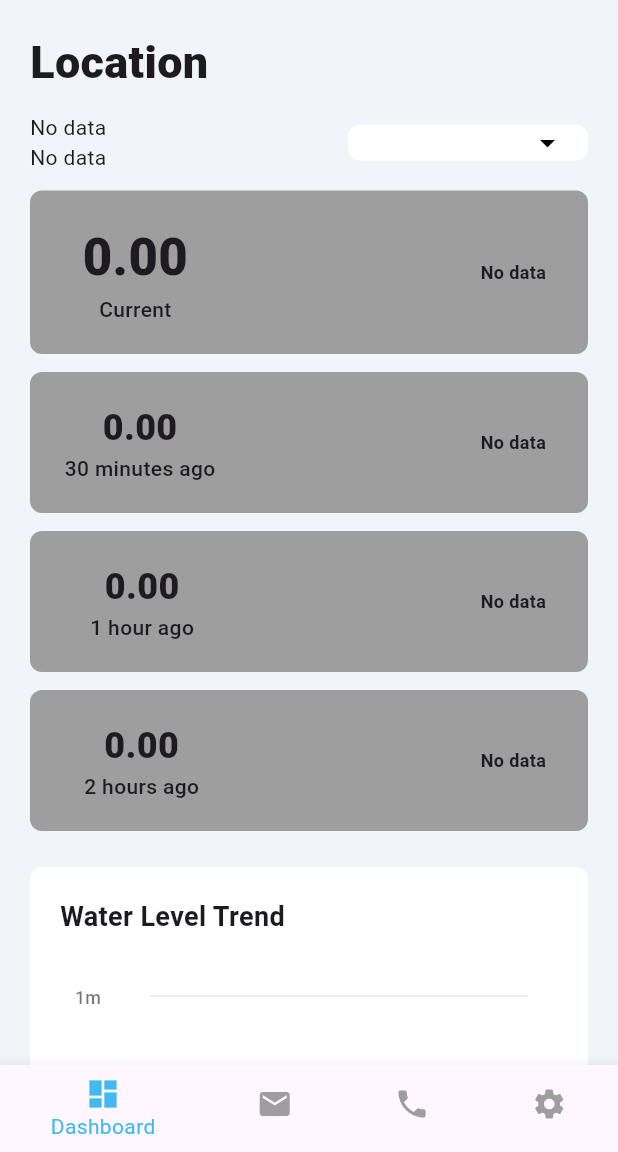
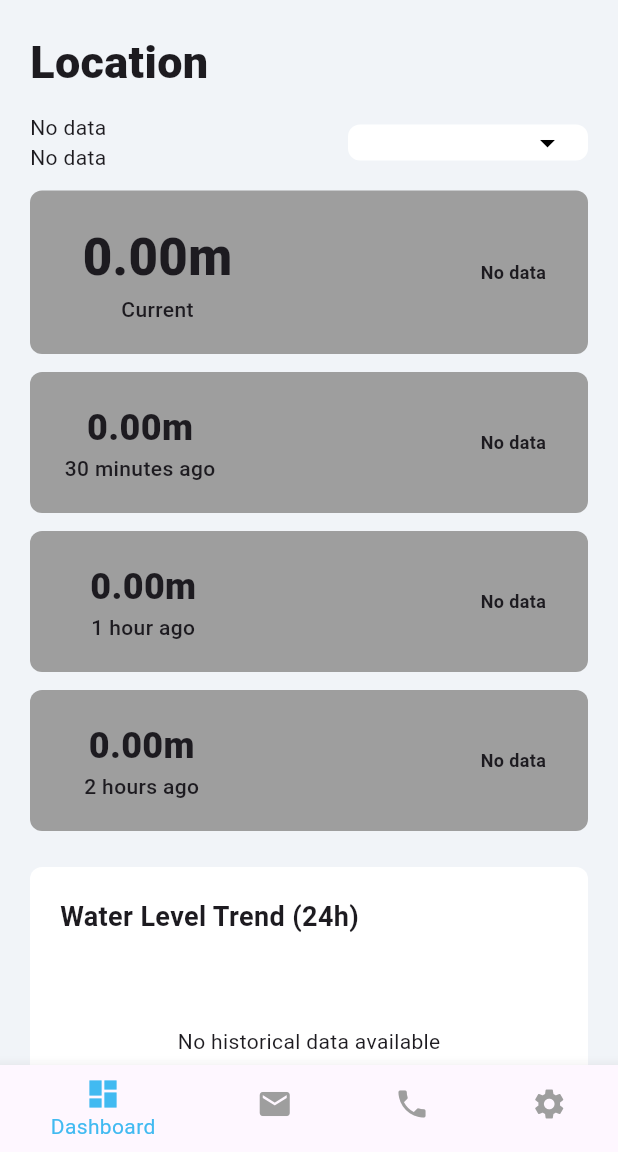
Before and after one commit to Zanti00/floodguard, a Flutter app: the screen it shows after launch, on a phone screen of 412 x 824 dp, the part 84-1236 px from its top. Run offline on Flutter 3.47's test engine with Material 3 defaults, Android fonts, the phone set to English and light mode, and no system bars; our stand-ins replace flutter_blue_plus, flutter_dotenv, geolocator, get, permission_handler, supabase_flutter; accounts and stored records are empty.

Commit message:
feat: implement BluetoothService and add UI components for dashboard and water level visualization

```diff
--- a/lib/pages/dashboard_page.dart
+++ b/lib/pages/dashboard_page.dart
@@ -8,6 +8,7 @@ import 'notify_page.dart';
 import 'message_page.dart';
 import '../widgets/animated_water_level.dart';
 import '../widgets/water_level_chart.dart';
+import 'about_page.dart';
 
 class DashboardPage extends StatefulWidget {
   const DashboardPage({super.key});
@@ -20,6 +21,7 @@ class _DashboardState extends State<DashboardPage> {
   String? selectedValue;
   List<String> items = [];
   List<dynamic> _water_level = [];
+  List<dynamic> _hourly_data = [];
   bool _isLoading = true;
   String? _errorMessage;
   int _selectedBottomNavIndex = 0;
@@ -46,12 +48,31 @@ class _DashboardState extends State<DashboardPage> {
         _isLoading = false;
         _addDropDownItem(_water_level);
       });
+      fetchHourlyData();
     } catch (error) {
       setState(() {
         _errorMessage = 'Error loading data: $error';
         _isLoading = false;
       });
       print('An error has occurred: $error');
+    }
+  }
+
+  Future<void> fetchHourlyData() async {
+    final obscdId = _getObscdIdForStation(selectedValue);
+    if (obscdId == null) return;
+    try {
+      final response = await Supabase.instance.client
+          .from('water_level_hourly')
+          .select()
+          .eq('obscd_id', obscdId)
+          .order('hour_bucket', ascending: false)
+          .limit(24);
+      setState(() {
+        _hourly_data = response;
+      });
+    } catch (e) {
+      print('Error fetching hourly data: $e');
     }
   }
 
@@ -203,6 +224,7 @@ class _DashboardState extends State<DashboardPage> {
                                   setState(() {
                                     selectedValue = newValue;
                                   });
+                                  fetchHourlyData();
                                 },
                           dropdownColor: Colors.white,
                           icon: const Icon(
@@ -249,10 +271,7 @@ class _DashboardState extends State<DashboardPage> {
               ),
             ),
             WaterLevelChart(
-              waterLevel2HrsAgo: _getWaterLevelForStation('water_level_2_h'),
-              waterLevel1HrAgo: _getWaterLevelForStation('water_level_1_h'),
-              waterLevel30mAgo: _getWaterLevelForStation('water_level_30_m'),
-              waterLevelNow: _getWaterLevelForStation('water_level'),
+              hourlyData: _hourly_data,
             ),
             AnimatedWaterLevel(
               waterLevel:
@@ -313,6 +332,14 @@ class _DashboardState extends State<DashboardPage> {
                     leading: Icon(Icons.info),
                     title: Text('About'),
                     trailing: Icon(Icons.arrow_forward),
+                    onTap: () {
+                      Navigator.push(
+                        context,
+                        MaterialPageRoute(
+                          builder: (context) => const AboutPage(),
+                        ),
+                      );
+                    },
                   ),
                 ],
               ),
@@ -357,6 +384,16 @@ class _DashboardState extends State<DashboardPage> {
     if (items.isNotEmpty && selectedValue == null) {
       selectedValue = items.first;
     }
+  }
+
+  String? _getObscdIdForStation(String? stationName) {
+    if (stationName == null) return null;
+    for (var entry in _water_level) {
+      if (entry['station_name'] == stationName) {
+        return entry['obscd_id']?.toString();
+      }
+    }
+    return null;
   }
 
   String _getWaterLevelForStation(String fieldName) {
@@ -503,7 +540,7 @@ class _DashboardState extends State<DashboardPage> {
             Column(
               children: [
                 Text(
-                  value,
+                  '${value}m',
                   style: TextStyle(
                     fontSize: label == 'Current' ? 34 : 24,
                     fontWeight: FontWeight.w800,
--- a/lib/widgets/water_level_chart.dart
+++ b/lib/widgets/water_level_chart.dart
@@ -1,33 +1,69 @@
 import 'package:flutter/material.dart';
+import 'package:intl/intl.dart' hide TextDirection;
 
 class WaterLevelChart extends StatelessWidget {
-  final String waterLevel2HrsAgo;
-  final String waterLevel1HrAgo;
-  final String waterLevel30mAgo;
-  final String waterLevelNow;
+  final List<dynamic> hourlyData;
 
   const WaterLevelChart({
     super.key,
-    required this.waterLevel2HrsAgo,
-    required this.waterLevel1HrAgo,
-    required this.waterLevel30mAgo,
-    required this.waterLevelNow,
+    required this.hourlyData,
   });
 
   @override
   Widget build(BuildContext context) {
-    // Parse water levels to doubles
-    final level2HrsAgo = double.tryParse(waterLevel2HrsAgo) ?? 0.0;
-    final level1HrAgo = double.tryParse(waterLevel1HrAgo) ?? 0.0;
-    final level30mAgo = double.tryParse(waterLevel30mAgo) ?? 0.0;
-    final levelNow = double.tryParse(waterLevelNow) ?? 0.0;
+    if (hourlyData.isEmpty) {
+      return Container(
+        padding: const EdgeInsets.all(20),
+        margin: const EdgeInsets.symmetric(horizontal: 20, vertical: 12),
+        decoration: BoxDecoration(
+          color: Colors.white,
+          borderRadius: BorderRadius.circular(8),
+        ),
+        child: Column(
+          crossAxisAlignment: CrossAxisAlignment.start,
+          children: [
+            const Text(
+              'Water Level Trend (24h)',
+              style: TextStyle(fontSize: 18, fontWeight: FontWeight.bold),
+            ),
+            const SizedBox(height: 60),
+            const Center(child: Text('No historical data available')),
+            const SizedBox(height: 60),
+          ],
+        ),
+      );
+    }
+
+    // Sort chronologically (oldest to newest)
+    final sortedData = List<dynamic>.from(hourlyData)
+      ..sort((a, b) {
+        final dateA = DateTime.tryParse(a['hour_bucket'].toString()) ?? DateTime.now();
+        final dateB = DateTime.tryParse(b['hour_bucket'].toString()) ?? DateTime.now();
+        return dateA.compareTo(dateB);
+      });
+
+    final fixedLevels = <double>[0.0, 0.0, 0.0, 0.0];
+    bool hasData = false;
+
+    // Get the most recent value for each specific hour of the fixed axis
+    for (var entry in sortedData) {
+      final date = DateTime.tryParse(entry['hour_bucket'].toString())?.toLocal();
+      if (date != null) {
+        final level = double.tryParse(entry['avg_level_m'].toString()) ?? 0.0;
+        if (date.hour == 0) { fixedLevels[0] = level; hasData = true; }
+        else if (date.hour == 6) { fixedLevels[1] = level; hasData = true; }
+        else if (date.hour == 12) { fixedLevels[2] = level; hasData = true; }
+        else if (date.hour == 18) { fixedLevels[3] = level; hasData = true; }
+      }
+    }
+
+    final levels = fixedLevels;
+    final timeLabels = ['12AM', '6AM', '12PM', '6PM'];
 
     // Find max value for Y-axis
-    final allLevels = [level2HrsAgo, level1HrAgo, level30mAgo, levelNow];
-    final maxLevel = allLevels.reduce((a, b) => a > b ? a : b);
+    final maxLevel = hasData ? levels.reduce((a, b) => a > b ? a : b) : 0.0;
 
     // Add some padding to max level for better visualization
-    // Ensure yAxisMax is at least 1.0 to avoid division by zero/NaN
     final yAxisMax = (maxLevel * 1.1).ceilToDouble();
     final yAxisMin = 0.0;
     final finalYAxisMax = yAxisMax > 0 ? yAxisMax : 1.0;
@@ -43,18 +79,17 @@ class WaterLevelChart extends StatelessWidget {
         crossAxisAlignment: CrossAxisAlignment.start,
         children: [
           const Text(
-            'Water Level Trend',
+            'Water Level Trend (24h)',
             style: TextStyle(fontSize: 18, fontWeight: FontWeight.bold),
           ),
           const SizedBox(height: 20),
-          _buildChart(allLevels, yAxisMin, finalYAxisMax),
+          _buildChart(levels, yAxisMin, finalYAxisMax, timeLabels),
         ],
       ),
     );
   }
 
-  Widget _buildChart(List<double> levels, double minY, double maxY) {
-    const timeLabels = ['2hrs ago', '1hr ago', '30m ago', 'Now'];
+  Widget _buildChart(List<double> levels, double minY, double maxY, List<String> timeLabels) {
     const chartPadding = EdgeInsets.fromLTRB(60, 20, 20, 60);
     const chartHeight = 250.0;
     const chartWidth = 300.0;
@@ -62,7 +97,7 @@ class WaterLevelChart extends StatelessWidget {
     return Padding(
       padding: chartPadding,
       child: CustomPaint(
-        size: Size(chartWidth, chartHeight),
+        size: const Size(chartWidth, chartHeight),
         painter: LineChartPainter(
           levels: levels,
           minY: minY,
@@ -98,18 +133,17 @@ class LineChartPainter extends CustomPainter {
     // Draw X-axis and labels
     _drawXAxisAndLabels(canvas, size);
 
+    if (levels.isEmpty) return;
+
     // Calculate positions for data points
     final points = <Offset>[];
-    final xStep = width / (levels.length - 1);
+    final xStep = levels.length > 1 ? width / (levels.length - 1) : width;
     final yRange = maxY - minY;
 
-    // Prevent division by zero
-    if (yRange <= 0) {
-      return;
-    }
+    if (yRange <= 0) return;
 
     for (int i = 0; i < levels.length; i++) {
-      final x = i * xStep;
+      final x = levels.length == 1 ? width / 2 : i * xStep;
       final normalizedY = (levels[i] - minY) / yRange;
       final y = height - (normalizedY * height);
       points.add(Offset(x, y));
@@ -129,6 +163,8 @@ class LineChartPainter extends CustomPainter {
     }
 
     // Draw circles at data points
+    // Reduce size if there are many points
+    final radius = levels.length > 10 ? 3.0 : 6.0;
     final circlePaint = Paint()
       ..color = const Color(0xFF41BAF1)
       ..style = PaintingStyle.fill;
@@ -136,11 +172,13 @@ class LineChartPainter extends CustomPainter {
     final circleStrokePaint = Paint()
       ..color = Colors.white
       ..style = PaintingStyle.stroke
-      ..strokeWidth = 2;
+      ..strokeWidth = levels.length > 10 ? 1 : 2;
 
     for (final point in points) {
-      canvas.drawCircle(point, 6, circlePaint);
-      canvas.drawCircle(point, 6, circleStrokePaint);
+      canvas.drawCircle(point, radius, circlePaint);
+      if (levels.length <= 10 || levels.length > 10) {
+        canvas.drawCircle(point, radius, circleStrokePaint);
+      }
     }
   }
 
@@ -174,14 +212,14 @@ class LineChartPainter extends CustomPainter {
         ),
       );
       textPainter.layout();
-      textPainter.paint(canvas, Offset(-50, y - 6));
+      textPainter.paint(canvas, Offset(-45, y - 6));
     }
   }
 
   void _drawXAxisAndLabels(Canvas canvas, Size size) {
     final width = size.width;
     final height = size.height;
-    final xStep = width / (timeLabels.length - 1);
+    final xStep = timeLabels.length > 1 ? width / (timeLabels.length - 1) : width;
 
     final axisPaint = Paint()
       ..color = Colors.black54
@@ -192,7 +230,9 @@ class LineChartPainter extends CustomPainter {
     final textPainter = TextPainter(textDirection: TextDirection.ltr);
 
     for (int i = 0; i < timeLabels.length; i++) {
-      final x = i * xStep;
+      if (timeLabels[i].isEmpty) continue;
+
+      final x = timeLabels.length == 1 ? width / 2 : i * xStep;
 
       textPainter.text = TextSpan(
         text: timeLabels[i],
@@ -209,6 +249,6 @@ class LineChartPainter extends CustomPainter {
 
   @override
   bool shouldRepaint(LineChartPainter oldDelegate) {
-    return oldDelegate.levels != levels;
+    return oldDelegate.levels != levels || oldDelegate.timeLabels != timeLabels;
   }
 }
--- a/pubspec.yaml
+++ b/pubspec.yaml
@@ -34,7 +34,6 @@ dependencies:
   flutter_dotenv: ^5.1.0
   intl: ^0.19.0
   url_launcher: ^6.3.0
-  flutter_blue_plus: ^1.35.0
   get: ^4.7.2
   permission_handler: ^12.0.1
   geolocator: ^14.0.2
@@ -42,7 +41,6 @@ dependencies:
   # The following adds the Cupertino Icons font to your application.
   # Use with the CupertinoIcons class for iOS style icons.
   cupertino_icons: ^1.0.8
-  flutter_ble_peripheral: ^2.0.1
 
 dev_dependencies:
   flutter_test:
```
Also changed, not shown: lib/pages/about_page.dart (added, +141 -0 lines), lib/services/bluetooth_service.dart (+7 -45 lines), 2 other files.
